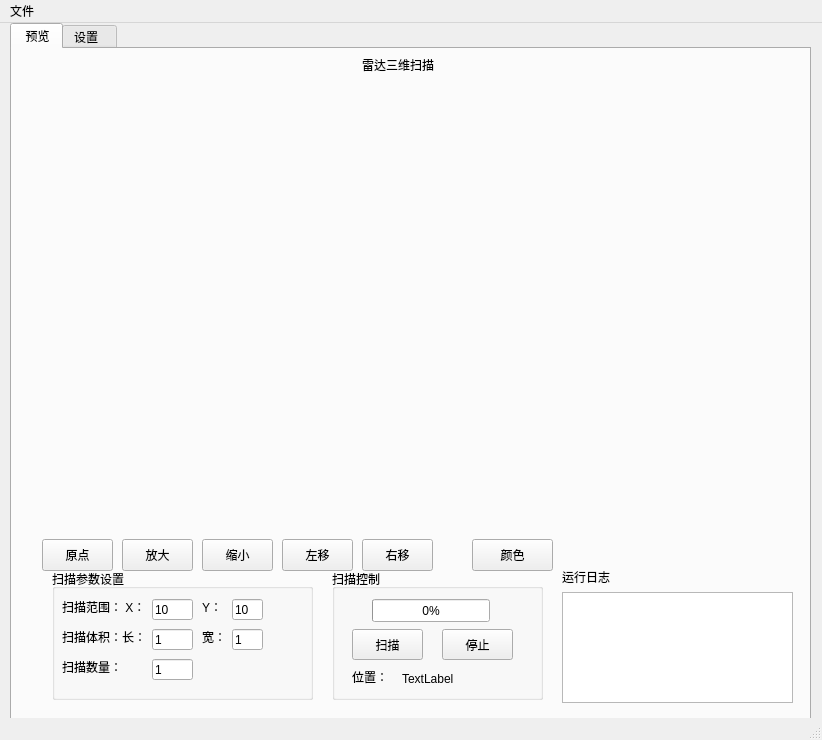
Qt form main_window.ui (touchmii/Laser_Scan) before a commit.
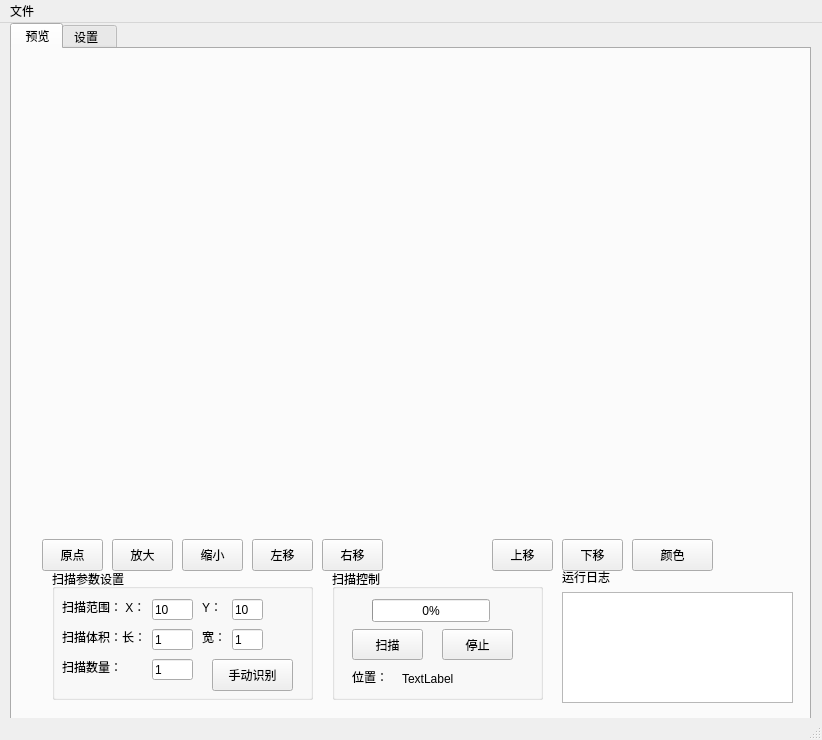
The same form after that commit. The open tabs and pages were chosen to show the change. Custom widgets are drawn as their Qt base class.

Commit message: object recognize

```diff
--- a/main_window.ui
+++ b/main_window.ui
@@ -51,19 +51,6 @@
      <attribute name="title">
       <string> 预览</string>
      </attribute>
-     <widget class="QLabel" name="label_2">
-      <property name="geometry">
-       <rect>
-        <x>350</x>
-        <y>0</y>
-        <width>91</width>
-        <height>31</height>
-       </rect>
-      </property>
-      <property name="text">
-       <string>雷达三维扫描</string>
-      </property>
-     </widget>
      <widget class="QGroupBox" name="groupBox_2">
       <property name="geometry">
        <rect>
@@ -206,6 +193,19 @@
         <string>宽：</string>
        </property>
       </widget>
+      <widget class="QPushButton" name="manual_recognize">
+       <property name="geometry">
+        <rect>
+         <x>160</x>
+         <y>90</y>
+         <width>81</width>
+         <height>32</height>
+        </rect>
+       </property>
+       <property name="text">
+        <string>手动识别</string>
+       </property>
+      </widget>
      </widget>
      <widget class="QGroupBox" name="groupBox_3">
       <property name="geometry">
@@ -315,9 +315,9 @@
       <property name="geometry">
        <rect>
         <x>20</x>
-        <y>30</y>
+        <y>10</y>
         <width>751</width>
-        <height>451</height>
+        <height>471</height>
        </rect>
       </property>
      </widget>
@@ -326,7 +326,7 @@
        <rect>
         <x>30</x>
         <y>490</y>
-        <width>71</width>
+        <width>61</width>
         <height>32</height>
        </rect>
       </property>
@@ -337,9 +337,9 @@
      <widget class="QPushButton" name="zoom_in">
       <property name="geometry">
        <rect>
-        <x>110</x>
+        <x>100</x>
         <y>490</y>
-        <width>71</width>
+        <width>61</width>
         <height>32</height>
        </rect>
       </property>
@@ -353,9 +353,9 @@
      <widget class="QPushButton" name="zoom_out">
       <property name="geometry">
        <rect>
-        <x>190</x>
+        <x>170</x>
         <y>490</y>
-        <width>71</width>
+        <width>61</width>
         <height>32</height>
        </rect>
       </property>
@@ -369,9 +369,9 @@
      <widget class="QPushButton" name="zoom_left">
       <property name="geometry">
        <rect>
-        <x>270</x>
+        <x>240</x>
         <y>490</y>
-        <width>71</width>
+        <width>61</width>
         <height>32</height>
        </rect>
       </property>
@@ -385,9 +385,9 @@
      <widget class="QPushButton" name="zoom_right">
       <property name="geometry">
        <rect>
-        <x>350</x>
+        <x>310</x>
         <y>490</y>
-        <width>71</width>
+        <width>61</width>
         <height>32</height>
        </rect>
       </property>
@@ -401,7 +401,7 @@
      <widget class="QPushButton" name="get_color">
       <property name="geometry">
        <rect>
-        <x>460</x>
+        <x>620</x>
         <y>490</y>
         <width>81</width>
         <height>32</height>
@@ -414,6 +414,32 @@
        <bool>true</bool>
       </property>
      </widget>
+     <widget class="QPushButton" name="zoom_up">
+      <property name="geometry">
+       <rect>
+        <x>480</x>
+        <y>490</y>
+        <width>61</width>
+        <height>32</height>
+       </rect>
+      </property>
+      <property name="text">
+       <string>上移</string>
+      </property>
+     </widget>
+     <widget class="QPushButton" name="zoom_down">
+      <property name="geometry">
+       <rect>
+        <x>550</x>
+        <y>490</y>
+        <width>61</width>
+        <height>32</height>
+       </rect>
+      </property>
+      <property name="text">
+       <string>下移</string>
+      </property>
+     </widget>
     </widget>
     <widget class="QWidget" name="tab">
      <attribute name="title">
```
Left out of the diff: 2 changed lines with no effect on the pictures. The commit also changes 4 other files.
